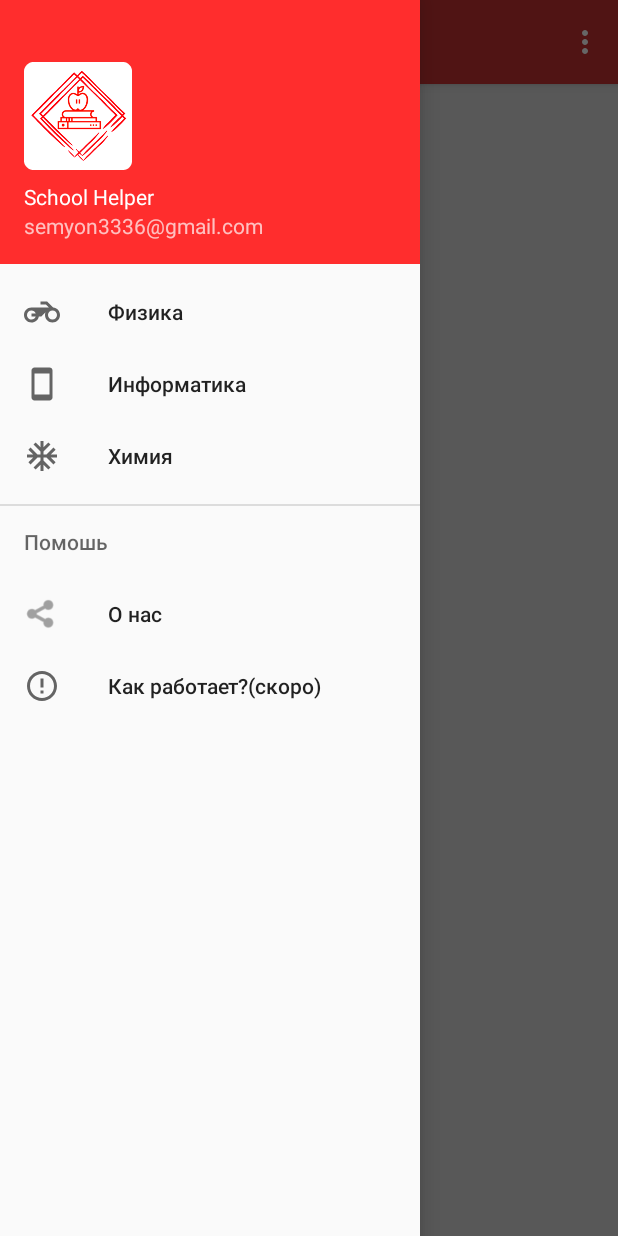
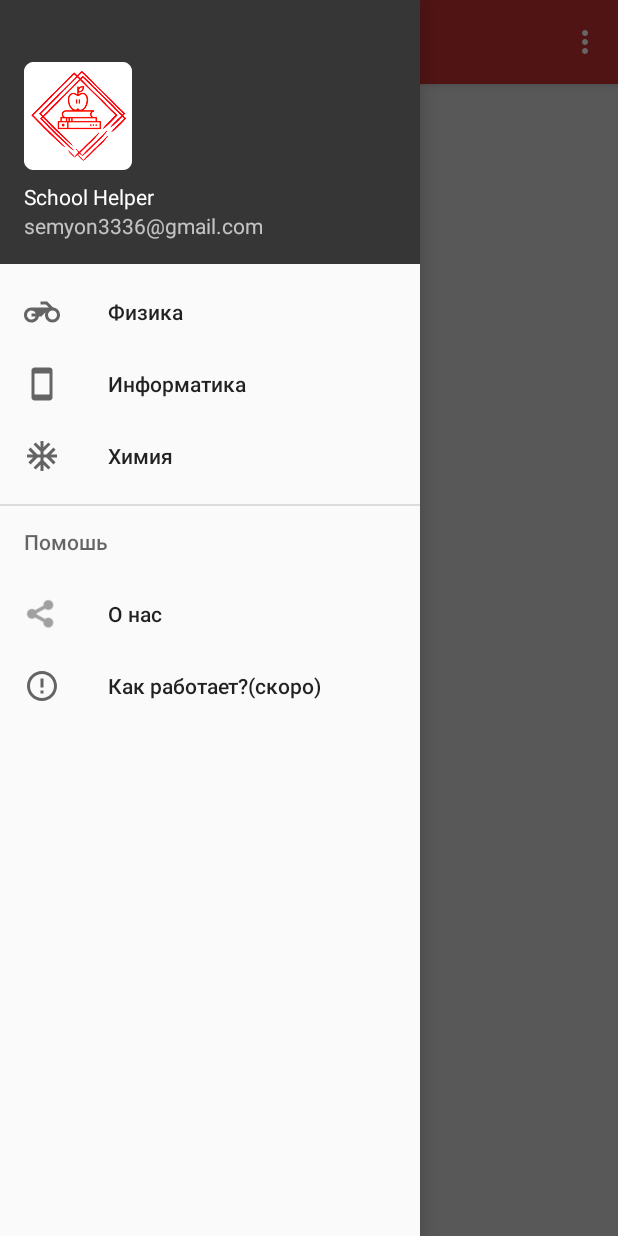
Before and after one commit to PrincePepper/SchoolHelper, an Android app: the screen it shows after launch (NavigationActivity), with the side drawer open, on a phone screen of 412 x 824 dp. Run offline under Robolectric (Android 15) with nearby library versions, the light colour scheme and no system bars.

Commit message:
Initial commit

```diff
--- a/app/src/main/java/com/example/shool_helper/NavigationActivity.java
+++ b/app/src/main/java/com/example/shool_helper/NavigationActivity.java
@@ -17,6 +17,7 @@ import android.support.v7.app.WindowDecorActionBar;
 import android.support.v7.widget.Toolbar;
 import android.view.Menu;
 import android.view.MenuItem;
+import android.view.View;
 import android.view.Window;
 
 import com.example.shool_helper.Fragment_Menu.InformFragment;
@@ -32,6 +33,8 @@ public class NavigationActivity extends AppCompatActivity
     private static final String  COLORKEY = "false";
     SharedPreferences sPref ;
 
+    private NavigationView navigationView;
+    private View header;
     @Override
     protected void onCreate(Bundle savedInstanceState) {
 
@@ -40,16 +43,26 @@ public class NavigationActivity extends AppCompatActivity
         new ThemeColors(this);
 
         setContentView(R.layout.activity_navigation);
+
         Toolbar toolbar = findViewById(R.id.toolbar);
         setSupportActionBar(toolbar);
-        //WindowDecorActionBar
+
 
         DrawerLayout drawer = findViewById(R.id.drawer_layout);
-        NavigationView navigationView = findViewById(R.id.nav_view);
+        navigationView = findViewById(R.id.nav_view);
+
         ActionBarDrawerToggle toggle = new ActionBarDrawerToggle(this, drawer, toolbar, R.string.navigation_drawer_open, R.string.navigation_drawer_close);
         drawer.addDrawerListener(toggle);
         toggle.syncState();
+
         navigationView.setNavigationItemSelectedListener(this);
+        header= navigationView.getHeaderView(0);
+
+        if(color){
+            header.setBackgroundResource(R.color.colorRed);
+        }else{
+            header.setBackgroundResource(R.color.colorBlack);
+        }
 
         setTitle("School Helper");
         sPref  = getPreferences(MODE_PRIVATE);
--- a/app/src/main/res/values/colors.xml
+++ b/app/src/main/res/values/colors.xml
@@ -7,4 +7,7 @@
     <color name="splash">#FFFFFF</color>
 
     <color name="navigation">#DCDCDC</color>
+
+    <color name="colorRed">#c83232</color>
+    <color name="colorBlack">#363636</color>
 </resources>
```
